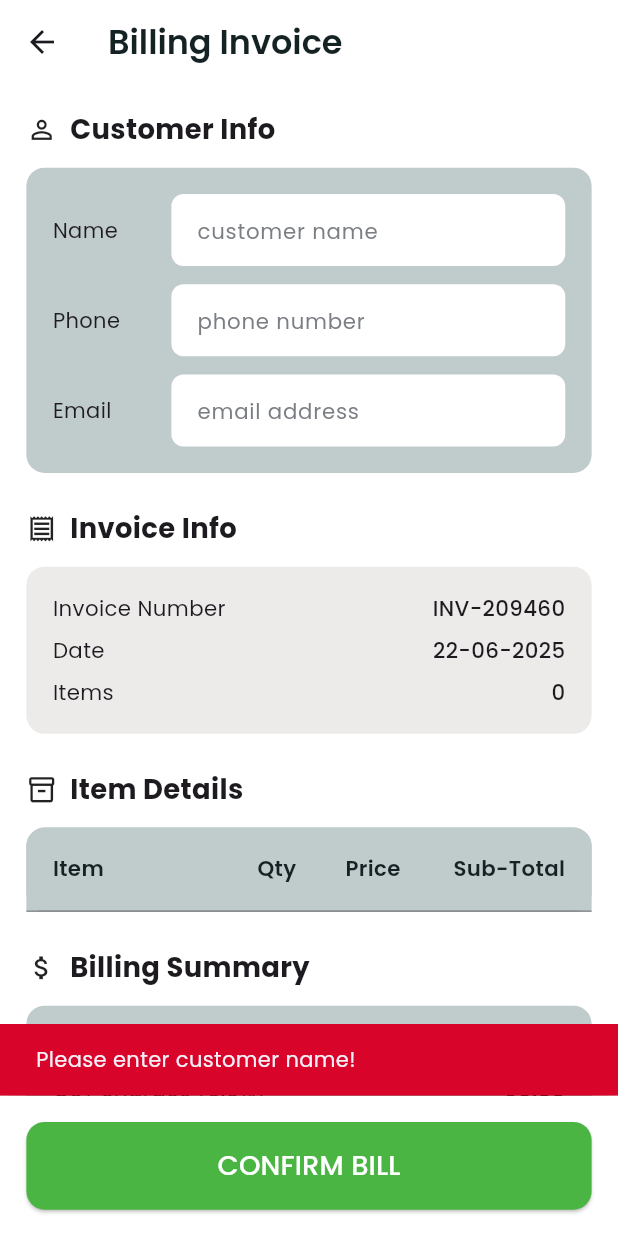
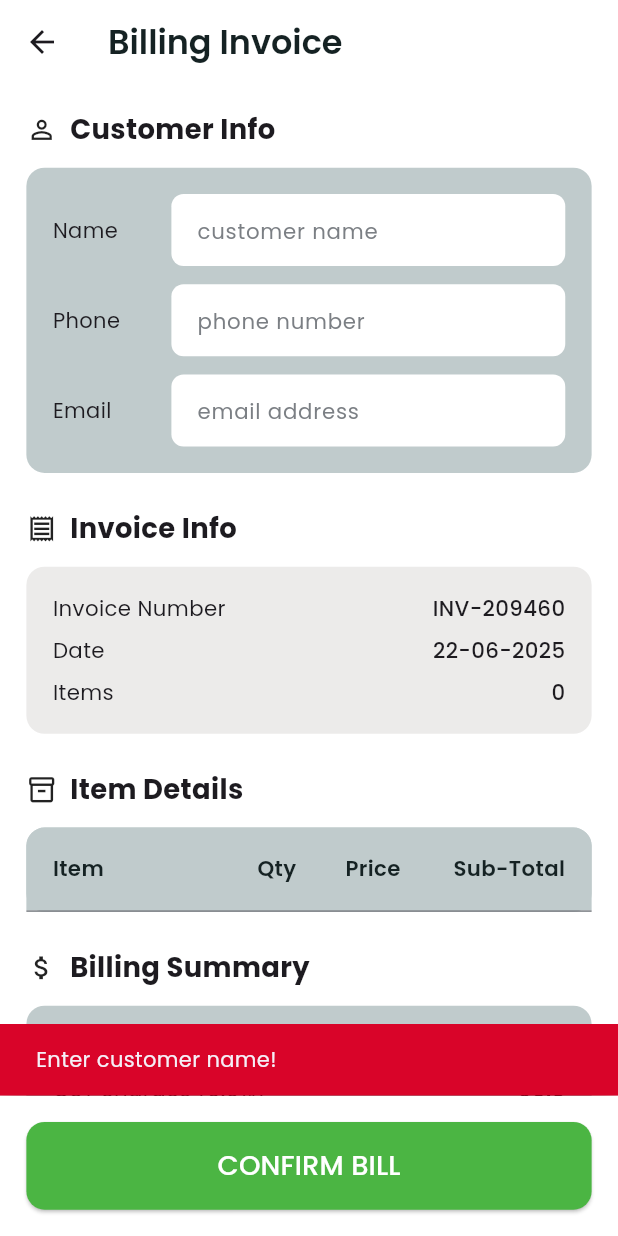
Before and after one commit to yadukrishnan369/beatbox, a Flutter app: the BillingScreen screen opened by its route, after a tap on "CONFIRM BILL", on a phone screen of 412 x 824 dp. Run offline on Flutter 3.47's test engine with Material 3 defaults, Android fonts, the light colour scheme and no system bars; our stand-ins replace flutter_screenutil, google_fonts, hive, hive_flutter, image_picker, local_auth; accounts and stored records are empty.

Commit message:
added validations and discount logic

```diff
--- a/lib/features/sales_management/ui/billing_screen.dart
+++ b/lib/features/sales_management/ui/billing_screen.dart
@@ -67,27 +67,71 @@ class _BillingScreenState extends State<BillingScreen> {
   }
 
   void _updateDiscount() {
-    discount = double.tryParse(discountController.text) ?? 0.0;
-    if (discount > subtotal + gst) {
-      discount = subtotal + gst;
-      discountController.text = discount.toStringAsFixed(2);
+    final enteredPercentage =
+        double.tryParse(discountController.text.trim()) ?? 0.0;
+    if (discountController.text.trim().isEmpty) {
+      discount = 0.0;
+      _calculateTotals();
+      return;
     }
+    // Calculate percentage-based discount
+    discount = ((subtotal + gst) * enteredPercentage) / 100;
     _calculateTotals();
   }
 
   void _confirmBill() async {
-    if (nameController.text.trim().isEmpty) {
-      _showSnackBar("Please enter customer name!", isError: true);
+    final name = nameController.text.trim();
+    final phone = phoneController.text.trim();
+    final email = emailController.text.trim();
+    final discountText = discountController.text.trim();
+
+    //  Name validation
+    if (name.isEmpty) {
+      _showSnackBar("Enter customer name!", isError: true);
       return;
-    } else if (phoneController.text.trim().isEmpty) {
-      _showSnackBar("Please enter customer phone!", isError: true);
+    }
+    if (!RegExp(r'[a-zA-Z]').hasMatch(name)) {
+      _showSnackBar("Invalid name", isError: true);
       return;
     }
 
+    //  Phone validation
+    if (phone.isEmpty) {
+      _showSnackBar("Enter phone number!", isError: true);
+      return;
+    }
+    if (!RegExp(r'^[0-9]{10}$').hasMatch(phone)) {
+      _showSnackBar("Invalid phone number", isError: true);
+      return;
+    }
+
+    //  Email Format validation
+    if (email.isNotEmpty &&
+        !RegExp(r'^[\w-\.]+@([\w-]+\.)+[\w]{2,4}$').hasMatch(email)) {
+      _showSnackBar("Invalid email", isError: true);
+      return;
+    }
+
+    //  Discount validation
+    if (discountText.isNotEmpty) {
+      final enteredDisc = double.tryParse(discountText.trim());
+
+      if (enteredDisc == null) {
+        _showSnackBar("Invalid discount", isError: true);
+        return;
+      }
+
+      if (enteredDisc >= 100) {
+        _showSnackBar("Discount can't be 100% or more", isError: true);
+        return;
+      }
+    }
+
+    /// save to DB after all validations
     final sale = SalesModel(
-      customerName: nameController.text.trim(),
-      customerPhone: phoneController.text.trim(),
-      customerEmail: emailController.text.trim(),
+      customerName: name,
+      customerPhone: phone,
+      customerEmail: email,
       invoiceNumber: invoiceNumber,
       billingDate: billingDate,
       cartItems: cartItems,
@@ -101,26 +145,28 @@ class _BillingScreenState extends State<BillingScreen> {
       // save to sales
       await SalesController.addSale(sale);
 
-      //  update stock for each product
+      // update stock
       final productBox = Hive.box<ProductModel>('productBox');
       for (var item in cartItems) {
         final id = item.product.id;
-        final existingProduct = productBox.values.firstWhere(
-          (p) => p.id == id,
-          orElse: () => item.product,
-        );
 
-        // Prevent negative stock
-        final newQty = existingProduct.productQuantity - item.quantity;
-        existingProduct.productQuantity = newQty < 0 ? 0 : newQty;
+        final matchingList =
+            productBox.values.where((p) => p.id == id).toList();
 
-        await existingProduct.save();
+        if (matchingList.isNotEmpty) {
+          final product = matchingList.first;
+
+          // Reduce quantity
+          final newQty = product.productQuantity - item.quantity;
+          product.productQuantity = newQty < 0 ? 0 : newQty;
+
+          // Save updated product
+          await product.save();
+        }
       }
 
-      // clear cart
       await CartController.clearCart();
 
-      // show loading and success
       await showLoadingDialog(
         context,
         message: 'Saving Bill...',
@@ -193,6 +239,7 @@ class _BillingScreenState extends State<BillingScreen> {
               gstRate: gstRate,
               discountController: discountController,
               grandTotal: grandTotal,
+              onDiscountChanged: _updateDiscount,
             ),
           ],
         ),
--- a/lib/features/sales_management/widgets/billing_summary_section.dart
+++ b/lib/features/sales_management/widgets/billing_summary_section.dart
@@ -1,3 +1,4 @@
+import 'package:beatbox/utils/amount_formatter.dart';
 import 'package:flutter/material.dart';
 import 'package:flutter_screenutil/flutter_screenutil.dart';
 import 'package:beatbox/core/app_colors.dart';
@@ -8,6 +9,7 @@ class BillingSummarySection extends StatelessWidget {
   final double gstRate;
   final TextEditingController discountController;
   final double grandTotal;
+  final VoidCallback onDiscountChanged;
 
   const BillingSummarySection({
     required this.subtotal,
@@ -15,6 +17,7 @@ class BillingSummarySection extends StatelessWidget {
     required this.gstRate,
     required this.discountController,
     required this.grandTotal,
+    required this.onDiscountChanged,
     super.key,
   });
 
@@ -44,15 +47,15 @@ class BillingSummarySection extends StatelessWidget {
             children: [
               _buildSummaryRow(
                 "Total before GST",
-                "₹${subtotal.toStringAsFixed(2)}",
+                "₹${AmountFormatter.format(subtotal)}",
               ),
               SizedBox(height: 8.h),
               _buildSummaryRow(
                 "GST charges (${(gstRate * 100).toStringAsFixed(1)}%)",
-                "₹${gst.toStringAsFixed(2)}",
+                "₹${AmountFormatter.format(gst)}",
               ),
               SizedBox(height: 8.h),
-              _buildDiscountField(),
+              _buildDiscountField(context),
               SizedBox(height: 16.h),
               Container(
                 padding: EdgeInsets.symmetric(horizontal: 12.w, vertical: 12.h),
@@ -68,7 +71,7 @@ class BillingSummarySection extends StatelessWidget {
                       style: TextStyle(fontWeight: FontWeight.bold),
                     ),
                     Text(
-                      "₹${grandTotal.toStringAsFixed(2)}",
+                      "₹${AmountFormatter.format(grandTotal)}",
                       style: TextStyle(
                         fontWeight: FontWeight.bold,
                         color: AppColors.success,
@@ -97,21 +100,35 @@ class BillingSummarySection extends StatelessWidget {
     );
   }
 
-  Widget _buildDiscountField() {
-    return Row(
+  Widget _buildDiscountField(BuildContext context) {
+    double discountValue = 0.0;
+    final percentage = double.tryParse(discountController.text.trim());
+    if (percentage != null && percentage > 0 && percentage <= 100) {
+      discountValue = ((subtotal + gst) * percentage) / 100;
+    }
+
+    return Column(
+      crossAxisAlignment: CrossAxisAlignment.start,
+      children: [
+        Row(
           mainAxisAlignment: MainAxisAlignment.spaceBetween,
           children: [
-        Text("Discount Applied", style: TextStyle(fontSize: 14.sp)),
+            Text("Discount (%)", style: TextStyle(fontSize: 14.sp)),
             SizedBox(
               width: 120.w,
               height: 45.h,
               child: TextField(
                 controller: discountController,
-            keyboardType: TextInputType.numberWithOptions(decimal: true),
+                keyboardType: const TextInputType.numberWithOptions(
+                  decimal: true,
+                ),
                 textAlign: TextAlign.right,
+                onChanged: (_) {
+                  onDiscountChanged();
+                },
                 decoration: InputDecoration(
-              hintText: "0.00",
-              prefixText: "₹",
+                  hintText: "0.0",
+                  suffixText: "%",
                   hintStyle: TextStyle(
                     color: AppColors.textDisabled,
                     fontSize: 12.sp,
@@ -143,6 +160,19 @@ class BillingSummarySection extends StatelessWidget {
               ),
             ),
           ],
+        ),
+        SizedBox(height: 4.h),
+
+        if (discountValue > 0)
+          Text(
+            "Discount Rate ₹${AmountFormatter.format(discountValue)}",
+            style: TextStyle(
+              fontSize: 12.sp,
+              color: AppColors.success,
+              fontWeight: FontWeight.w500,
+            ),
+          ),
+      ],
     );
   }
 }
```
Also changed, not shown: lib/features/product_management/ui/add_edit_product_screen.dart (+49 -0 lines), lib/features/product_management/widgets/add_brand_modal.dart (+29 -26 lines), lib/features/product_management/widgets/add_category_modal.dart (+30 -26 lines). Lines whose indentation alone changed are shown as unchanged.
